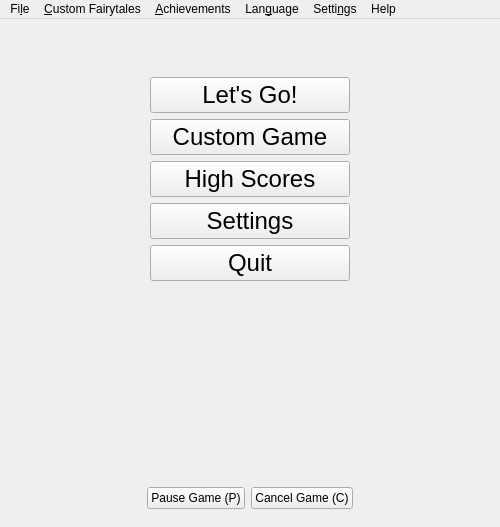
tdauth/gustavsfairyland, file ui/mainwindow.ui: the form before one commit.
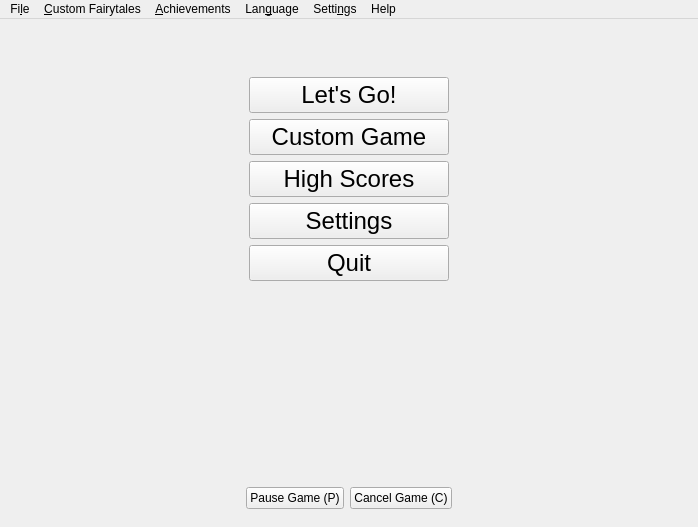
The form after the commit. Icons and pictures are not drawn.

Commit message: Fixed using all space for widgets in central widget, allow setting music volume, fixed high scores space of last column

What changed in the file:
```diff
--- a/ui/mainwindow.ui
+++ b/ui/mainwindow.ui
@@ -6,7 +6,7 @@
    <rect>
     <x>0</x>
     <y>0</y>
-    <width>500</width>
+    <width>698</width>
     <height>527</height>
    </rect>
   </property>
@@ -30,72 +30,11 @@
      <verstretch>0</verstretch>
     </sizepolicy>
    </property>
-   <layout class="QGridLayout" name="gridLayout_4">
-    <item row="7" column="0" alignment="Qt::AlignHCenter|Qt::AlignTop">
-     <widget class="QLabel" name="timeLabel">
-      <property name="sizePolicy">
-       <sizepolicy hsizetype="Preferred" vsizetype="Minimum">
-        <horstretch>0</horstretch>
-        <verstretch>0</verstretch>
-       </sizepolicy>
-      </property>
-      <property name="font">
-       <font>
-        <pointsize>24</pointsize>
-       </font>
-      </property>
-      <property name="text">
-       <string/>
-      </property>
-      <property name="alignment">
-       <set>Qt::AlignCenter</set>
-      </property>
-     </widget>
-    </item>
-    <item row="8" column="0" alignment="Qt::AlignHCenter|Qt::AlignTop">
-     <widget class="QLabel" name="descriptionLabel">
-      <property name="sizePolicy">
-       <sizepolicy hsizetype="Preferred" vsizetype="Minimum">
-        <horstretch>0</horstretch>
-        <verstretch>0</verstretch>
-       </sizepolicy>
-      </property>
-      <property name="font">
-       <font>
-        <pointsize>24</pointsize>
-       </font>
-      </property>
-      <property name="text">
-       <string/>
-      </property>
-      <property name="alignment">
-       <set>Qt::AlignCenter</set>
-      </property>
-     </widget>
-    </item>
-    <item row="11" column="0">
-     <widget class="QWidget" name="gameAreaWidget" native="true">
-      <property name="sizePolicy">
-       <sizepolicy hsizetype="Expanding" vsizetype="Expanding">
-        <horstretch>0</horstretch>
-        <verstretch>0</verstretch>
-       </sizepolicy>
-      </property>
-      <layout class="QGridLayout" name="gridLayout_3">
-       <item row="0" column="0">
-        <layout class="QGridLayout" name="gameAreaLayout">
-         <property name="spacing">
-          <number>0</number>
-         </property>
-        </layout>
-       </item>
-      </layout>
-     </widget>
-    </item>
+   <layout class="QGridLayout" name="gridLayout_2">
     <item row="0" column="0" alignment="Qt::AlignHCenter|Qt::AlignVCenter">
      <widget class="QWidget" name="menuButtonsWidget" native="true">
       <property name="sizePolicy">
-       <sizepolicy hsizetype="Expanding" vsizetype="Expanding">
+       <sizepolicy hsizetype="Expanding" vsizetype="Preferred">
         <horstretch>0</horstretch>
         <verstretch>0</verstretch>
        </sizepolicy>
@@ -238,7 +177,68 @@
       </layout>
      </widget>
     </item>
-    <item row="12" column="0">
+    <item row="1" column="0">
+     <widget class="QLabel" name="timeLabel">
+      <property name="sizePolicy">
+       <sizepolicy hsizetype="Preferred" vsizetype="Minimum">
+        <horstretch>0</horstretch>
+        <verstretch>0</verstretch>
+       </sizepolicy>
+      </property>
+      <property name="font">
+       <font>
+        <pointsize>24</pointsize>
+       </font>
+      </property>
+      <property name="text">
+       <string/>
+      </property>
+      <property name="alignment">
+       <set>Qt::AlignCenter</set>
+      </property>
+     </widget>
+    </item>
+    <item row="2" column="0">
+     <widget class="QLabel" name="descriptionLabel">
+      <property name="sizePolicy">
+       <sizepolicy hsizetype="Preferred" vsizetype="Minimum">
+        <horstretch>0</horstretch>
+        <verstretch>0</verstretch>
+       </sizepolicy>
+      </property>
+      <property name="font">
+       <font>
+        <pointsize>24</pointsize>
+       </font>
+      </property>
+      <property name="text">
+       <string/>
+      </property>
+      <property name="alignment">
+       <set>Qt::AlignCenter</set>
+      </property>
+     </widget>
+    </item>
+    <item row="3" column="0">
+     <widget class="QWidget" name="gameAreaWidget" native="true">
+      <property name="sizePolicy">
+       <sizepolicy hsizetype="Expanding" vsizetype="Expanding">
+        <horstretch>0</horstretch>
+        <verstretch>0</verstretch>
+       </sizepolicy>
+      </property>
+      <layout class="QGridLayout" name="gridLayout_3">
+       <item row="0" column="0">
+        <layout class="QGridLayout" name="gameAreaLayout">
+         <property name="spacing">
+          <number>0</number>
+         </property>
+        </layout>
+       </item>
+      </layout>
+     </widget>
+    </item>
+    <item row="4" column="0">
      <widget class="QWidget" name="gameButtonsWidget" native="true">
       <layout class="QHBoxLayout" name="horizontalLayout">
        <item>
@@ -291,7 +291,7 @@
     <rect>
      <x>0</x>
      <y>0</y>
-     <width>500</width>
+     <width>698</width>
      <height>27</height>
     </rect>
    </property>
```
The commit also changes 11 other files.
